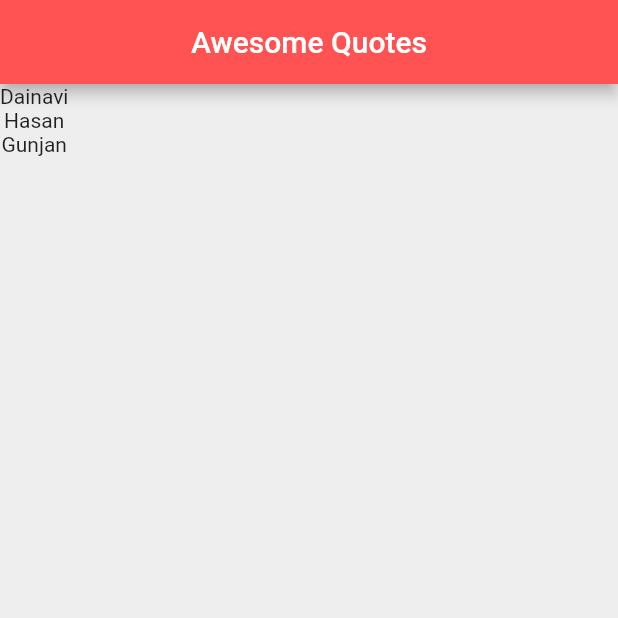
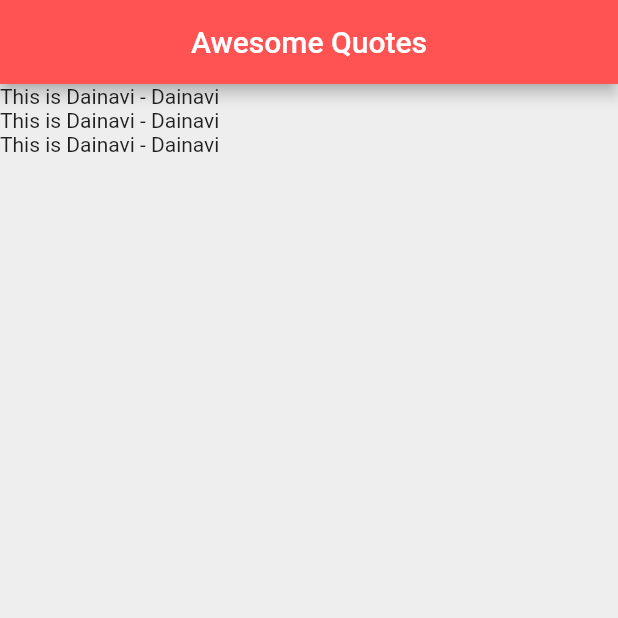
Before and after one commit to dainavipurav/quotes_app, a Flutter app: the screen it shows after launch, on a phone screen of 412 x 824 dp, the top half of it. Run offline on Flutter 3.47's test engine with Material 2 defaults, Android fonts, the phone set to English and light mode, and no system bars.

Commit message:
Created custom class for quotes added new property for quote

```diff
--- a/lib/main.dart
+++ b/lib/main.dart
@@ -1,4 +1,5 @@
 import 'package:flutter/material.dart';
+import 'package:quotes_app/quote.dart';
 
 void main() {
   runApp(MaterialApp(
@@ -12,7 +13,11 @@ class QuotesList extends StatefulWidget {
 }
 
 class _QuotesListState extends State<QuotesList> {
-  List<String> quotes = ['Dainavi', 'Hasan', "Gunjan"];
+  List<Quote> quotes = [
+    Quote(author: 'Dainavi', text: 'This is Dainavi'),
+    Quote(author: 'Dainavi', text: 'This is Dainavi'),
+    Quote(author: 'Dainavi', text: 'This is Dainavi')
+  ];
 
   @override
   Widget build(BuildContext context) {
@@ -23,7 +28,10 @@ class _QuotesListState extends State<QuotesList> {
         backgroundColor: Colors.redAccent,
         centerTitle: true,
       ),
-      body: Column(children: quotes.map((quote) => Text(quote)).toList()),
+      body: Column(
+          children: quotes
+              .map((quote) => Text('${quote.text} - ${quote.author}'))
+              .toList()),
     );
   }
 }
--- /dev/null
+++ b/lib/quote.dart
@@ -0,0 +1,6 @@
+class Quote {
+  String text;
+  String author;
+
+  Quote({this.text, this.author});
+}
```
